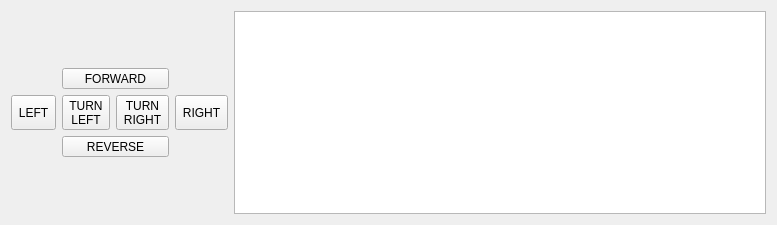
The window that src/gui/mainwindow.ui (dcentelles/qt_ros_template) describes before a commit, drawn with Qt 5.
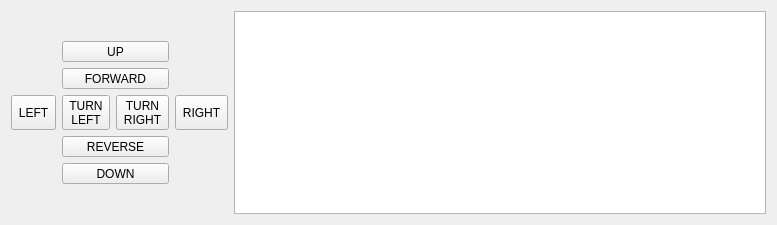
The same window after the commit.

What changed in the file:
```diff
--- a/src/gui/mainwindow.ui
+++ b/src/gui/mainwindow.ui
@@ -49,7 +49,7 @@
           <property name="sizeConstraint">
            <enum>QLayout::SetDefaultConstraint</enum>
           </property>
-          <item row="2" column="0">
+          <item row="3" column="0">
            <widget class="QToolButton" name="leftButton">
             <property name="sizePolicy">
              <sizepolicy hsizetype="Preferred" vsizetype="Preferred">
@@ -62,7 +62,7 @@
             </property>
            </widget>
           </item>
-          <item row="2" column="3">
+          <item row="3" column="3">
            <widget class="QToolButton" name="rightButton">
             <property name="sizePolicy">
              <sizepolicy hsizetype="Fixed" vsizetype="Preferred">
@@ -75,7 +75,7 @@
             </property>
            </widget>
           </item>
-          <item row="3" column="1" colspan="2">
+          <item row="4" column="1" colspan="2">
            <widget class="QToolButton" name="reverseButton">
             <property name="sizePolicy">
              <sizepolicy hsizetype="Preferred" vsizetype="Preferred">
@@ -88,7 +88,7 @@
             </property>
            </widget>
           </item>
-          <item row="0" column="1" colspan="2">
+          <item row="1" column="1" colspan="2">
            <widget class="QToolButton" name="forwardButton">
             <property name="sizePolicy">
              <sizepolicy hsizetype="Preferred" vsizetype="Preferred">
@@ -101,7 +101,7 @@
             </property>
            </widget>
           </item>
-          <item row="2" column="2">
+          <item row="3" column="2">
            <widget class="QToolButton" name="turnRightButton">
             <property name="sizePolicy">
              <sizepolicy hsizetype="Preferred" vsizetype="Preferred">
@@ -115,7 +115,7 @@
             </property>
            </widget>
           </item>
-          <item row="2" column="1">
+          <item row="3" column="1">
            <widget class="QToolButton" name="turnLeftButton">
             <property name="sizePolicy">
              <sizepolicy hsizetype="Preferred" vsizetype="Preferred">
@@ -129,6 +129,32 @@
             </property>
            </widget>
           </item>
+          <item row="0" column="1" colspan="2">
+           <widget class="QToolButton" name="upButton">
+            <property name="sizePolicy">
+             <sizepolicy hsizetype="Preferred" vsizetype="Preferred">
+              <horstretch>0</horstretch>
+              <verstretch>0</verstretch>
+             </sizepolicy>
+            </property>
+            <property name="text">
+             <string>UP</string>
+            </property>
+           </widget>
+          </item>
+          <item row="5" column="1" colspan="2">
+           <widget class="QToolButton" name="downButton">
+            <property name="sizePolicy">
+             <sizepolicy hsizetype="Preferred" vsizetype="Preferred">
+              <horstretch>0</horstretch>
+              <verstretch>0</verstretch>
+             </sizepolicy>
+            </property>
+            <property name="text">
+             <string>DOWN</string>
+            </property>
+           </widget>
+          </item>
          </layout>
         </item>
         <item>
```
